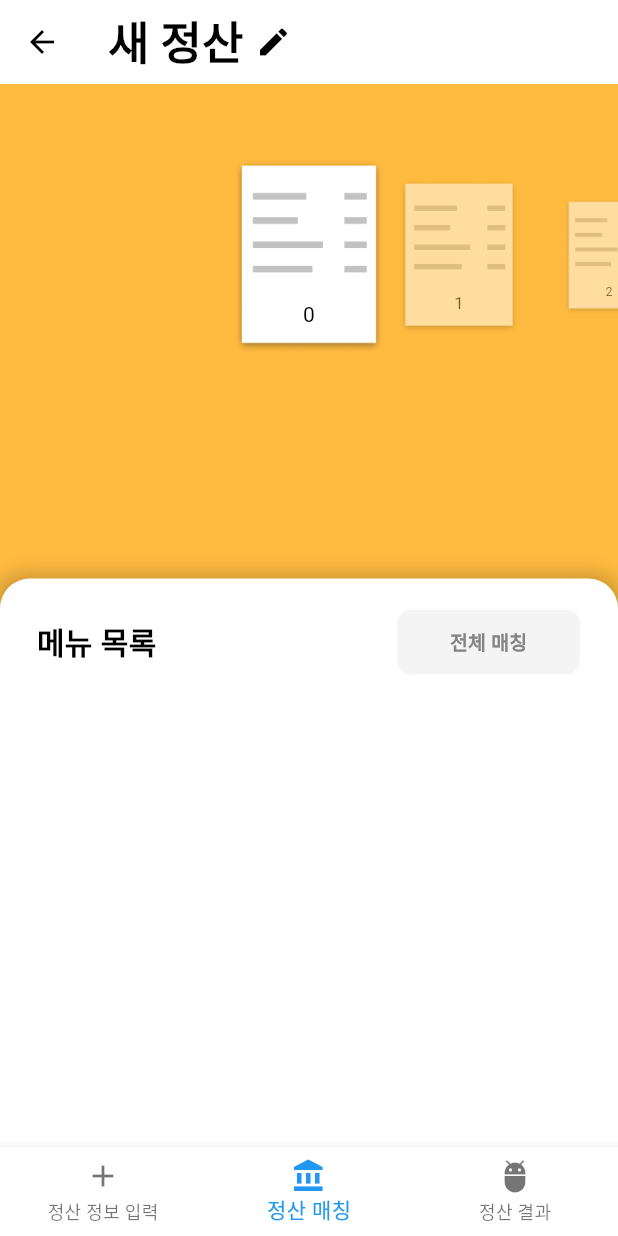
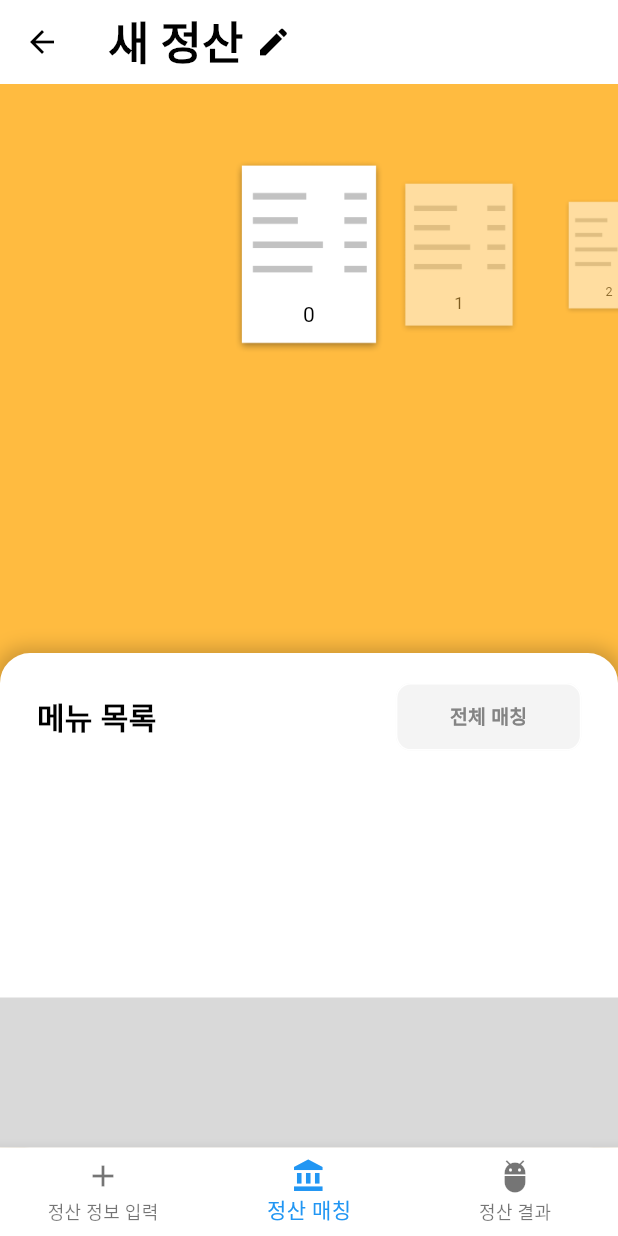
Before and after one commit to UmWooNeAh/Yemon, a Flutter app: the SettlementManagementPage screen opened by its route, item 2 of the bottom bar chosen, on a phone screen of 412 x 824 dp. Run offline on Flutter 3.47's test engine with Material 3 defaults, Android fonts, the phone set to English and light mode, and no system bars; drawn by our look-alikes of scroll_snap_list; our stand-ins replace dotted_border, flutter_inset_box_shadow, flutter_riverpod, go_router, sqflite; accounts and stored records are empty.

Commit message:
Feat: BottomSheet
바텀시트 구현

```diff
--- a/lib/View/bottom_sheet.dart
+++ b/lib/View/bottom_sheet.dart
@@ -6,33 +6,82 @@ final bottomSheetProvider =
     ChangeNotifierProvider((ref) => BottomSheetViewModel());
 
 class BottomSheetViewModel extends ChangeNotifier {
-  int mode = 0;
+  int mode = -1;
   double height = 0;
+  double maxHeight = 0;
+  double midHeight = 0;
+
+  void setHeight(double maxHeight, double midHeight) {
+    mode = 0;
+    this.maxHeight = maxHeight;
+    this.midHeight = midHeight;
+    height = this.midHeight;
+  }
 
   void changeMode(int index) {
     mode = index;
     notifyListeners();
   }
 
+  void changeHeight(double dy) {
+    double newHeight = height - dy;
+    if (midHeight <= newHeight && newHeight <= maxHeight) {
+      height = newHeight;
+    }
+    notifyListeners();
+  }
 
+  void dragEnd(double dy) {
+    if (dy > 10) {
+      height = midHeight;
+    } else if (dy < -10) {
+      height = maxHeight;
+    } else {
+      if ((height - midHeight).abs() < (height - maxHeight).abs()) {
+        height = midHeight;
+      } else {
+        height = maxHeight;
+      }
+    }
+    notifyListeners();
+  }
 }
 
 class CustomBottomSheet extends ConsumerWidget {
-  const CustomBottomSheet({super.key});
+  const CustomBottomSheet({super.key, required this.childWidget});
+  final Widget childWidget;
 
   @override
   Widget build(BuildContext context, WidgetRef ref) {
     final bprovider = ref.watch(bottomSheetProvider);
     final Size size = MediaQuery.of(context).size;
+    if (bprovider.mode == -1) {
+      ref
+          .read(bottomSheetProvider)
+          .setHeight(size.height * 0.8, size.height * 0.4);
+    }
     return Positioned(
       bottom: 0,
       child: GestureDetector(
         onVerticalDragUpdate: (details) {
-
+          bprovider.changeHeight(details.delta.dy);
+        },
+        onVerticalDragStart: (details) {
+          bprovider.changeMode(1);
+        },
+        onVerticalDragEnd: (details) {
+          bprovider.changeMode(0);
+          bprovider.dragEnd(details.velocity.pixelsPerSecond.dy);
+        },
+        onVerticalDragCancel: () {
+          bprovider.changeMode(0);
+          bprovider.dragEnd(0);
         },
         child: AnimatedContainer(
-          duration: const Duration(milliseconds: 100),
-          height: 100 + bprovider.height,
+          duration: bprovider.mode == 0
+              ? const Duration(milliseconds: 100)
+              : const Duration(milliseconds: 0),
+          height: bprovider.height,
           width: size.width,
           decoration: BoxDecoration(
               color: basic[0],
@@ -40,6 +89,7 @@ class CustomBottomSheet extends ConsumerWidget {
                 topLeft: Radius.circular(30),
                 topRight: Radius.circular(30),
               )),
+          child: childWidget,
         ),
       ),
     );
--- a/lib/View/receipt_circulator.dart
+++ b/lib/View/receipt_circulator.dart
@@ -3,7 +3,6 @@ import 'package:flutter_riverpod/flutter_riverpod.dart';
 import 'package:scroll_snap_list/scroll_snap_list.dart';
 import 'package:sqlite_test/View/settlement_matching.dart';
 import 'package:sqlite_test/ViewModel/mainviewmodel.dart';
-import 'dart:math' as math;
 
 class ReceiptCirculator extends ConsumerWidget {
   const ReceiptCirculator({Key? key}) : super(key: key);
@@ -23,6 +22,7 @@ class ReceiptCirculator extends ConsumerWidget {
         itemSize: 100,
         onItemFocus: (index) {
           sprovider.selectReceipt(index, 5);
+          // sprovider.selectReceipt(index, mprovider.selectedSettlement.receipts[index].receiptItems.length);
         },
         itemBuilder: (context, index) {
           return ListedReceiptShape(
--- a/lib/View/settlement_matching.dart
+++ b/lib/View/settlement_matching.dart
@@ -58,14 +58,10 @@ class _SettlementMatchingState extends ConsumerState<SettlementMatching> {
             color: basic[8],
           ),
         ),
-        const CustomBottomSheet(),
         const ReceiptCirculator(),
+        const CustomBottomSheet(childWidget: MenuSheet(),),
         Positioned(
-          top:MediaQuery.of(context).size.height*0.4,
-          child: MenuSheet()
-        ),
-        Positioned(
-          top:MediaQuery.of(context).size.height*0.7,
+          bottom: 0,
           child: GroupMembers()
         ),
       ],
@@ -80,6 +76,8 @@ class GroupMembers extends ConsumerWidget {
   Widget build(BuildContext context,WidgetRef ref) {
     final size = MediaQuery.of(context).size;
     return Container(
+      width: size.width,
+      height: 100,
       color: basic[2]
     );
   }
```
